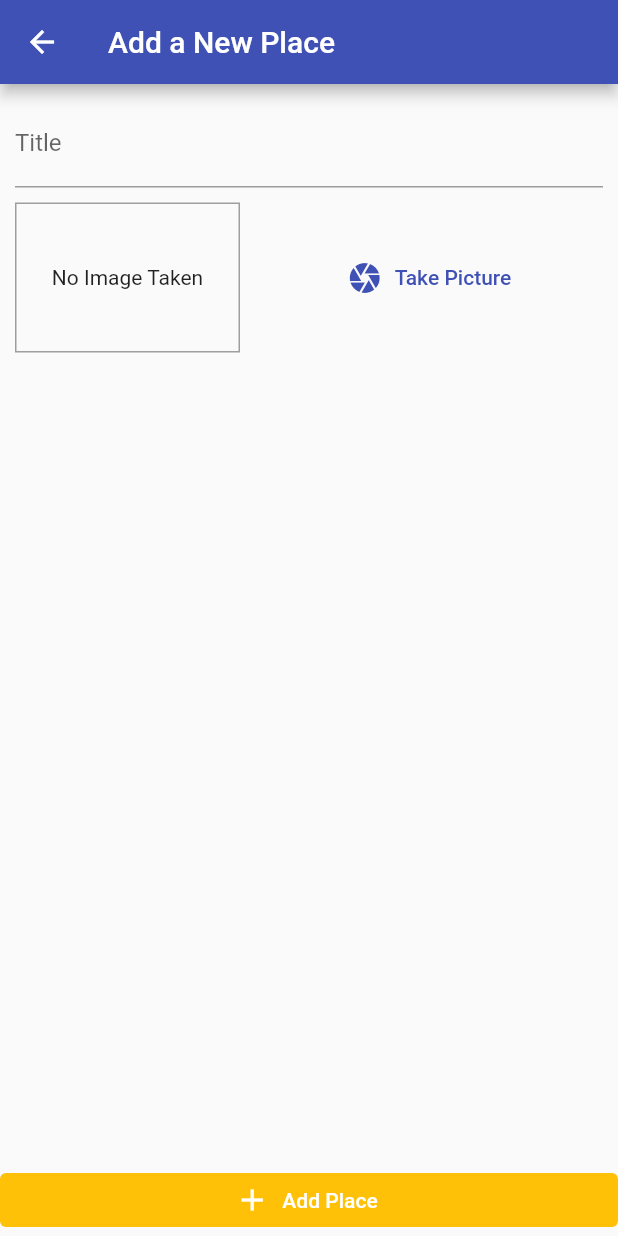
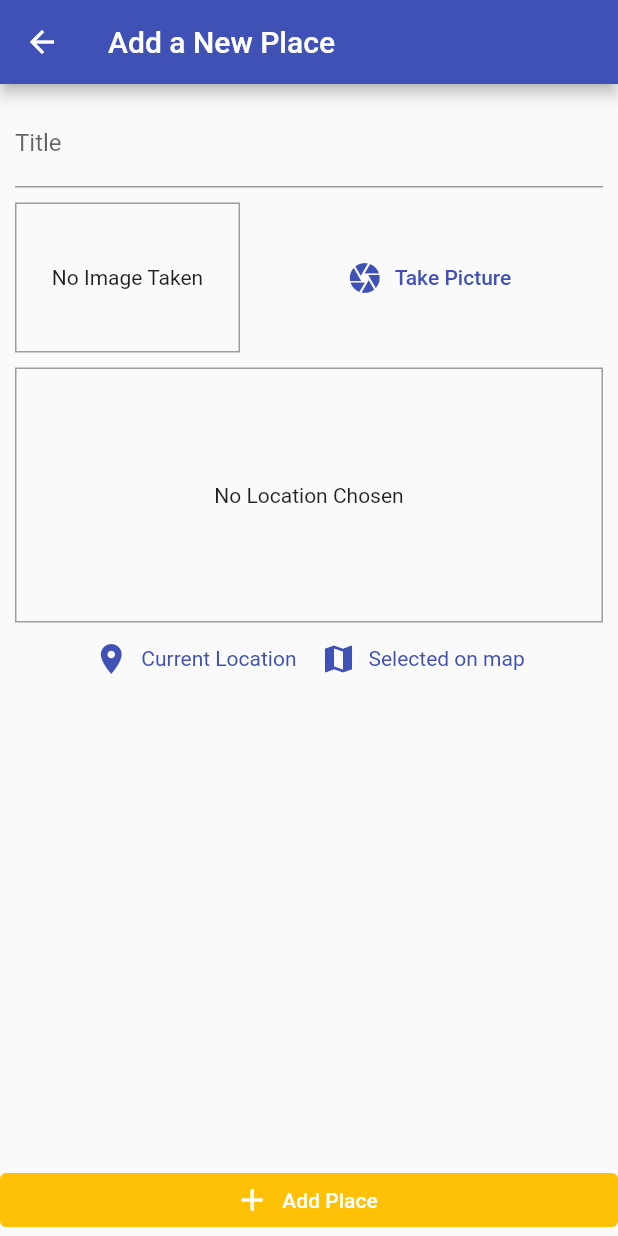
Before and after one commit to minhphan46/great_places, a Flutter app: the screen it shows after launch, after a tap on the "add" icon, on a phone screen of 412 x 824 dp. Run offline on Flutter 3.47's test engine with Material 2 defaults, Android fonts, the phone set to English and light mode, and no system bars; our stand-ins replace device_preview, flutter_map, image_picker, latlong2, location, sqflite; accounts and stored records are empty.

Commit message:
update map

```diff
--- a/lib/app/helpers/db_helper.dart
+++ b/lib/app/helpers/db_helper.dart
@@ -4,6 +4,8 @@ import 'package:sqflite/sql.dart';
 import 'package:sqflite/sqlite_api.dart';
 
 class DBHelper {
+  static const String nameDB = 'user_places';
+
   static Future<Database> database() async {
     // duong dan luu csdl
     final dbPath = await sql.getDatabasesPath();
@@ -20,7 +22,7 @@ class DBHelper {
   }
 
   static Future<void> insert(String table, Map<String, Object> data) async {
-    final db = await DBHelper.database();
+    final db = await database();
     // insert data to database
     await db.insert(
       table,
@@ -30,7 +32,7 @@ class DBHelper {
   }
 
   static Future<List<Map<String, dynamic>>> getData(String table) async {
-    final db = await DBHelper.database();
+    final db = await database();
     // query
     return db.query(table);
   }
--- /dev/null
+++ b/lib/app/helpers/location_helper.dart
@@ -0,0 +1,10 @@
+const API_KEY =
+    'pk.eyJ1Ijoibm5oYW8yMDAzIiwiYSI6ImNsYW5wMWFuYjA4azYzdm52bHE2ZTJpcWIifQ.AeFt6dL_vbcZgROieATpfg';
+
+class LocationHelper {
+  static String generateLocationPreviewImage(
+      {required double latitude, required double longitude}) {
+    //return "https://api.mapbox.com/styles/v1/mapbox/light-v11/static/pin-s-l+000($longitude,$latitude)/$longitude,$latitude/600x300?access_token=$API_KEY";
+    return 'https://api.mapbox.com/styles/v1/mapbox/streets-v11/static/pin-l($longitude,$latitude)/$longitude,$latitude,14.25,0,0/600x300?access_token=$API_KEY';
+  }
+}
--- a/lib/app/screens/add_play_screen.dart
+++ b/lib/app/screens/add_play_screen.dart
@@ -2,6 +2,7 @@ import 'dart:io';
 
 import 'package:flutter/material.dart';
 import 'package:great_places/app/widgets/image_input.dart';
+import 'package:great_places/app/widgets/location_input.dart';
 import 'package:great_places/providers/great_places.dart';
 import 'package:provider/provider.dart';
 
@@ -51,6 +52,8 @@ class _AddPlayScreenState extends State<AddPlayScreen> {
                     ),
                     SizedBox(height: 10),
                     ImageInput(_seleteImage),
+                    SizedBox(height: 10),
+                    LocationInput(),
                   ],
                 ),
               ),
--- a/lib/app/screens/places_list_screen.dart
+++ b/lib/app/screens/places_list_screen.dart
@@ -20,7 +20,15 @@ class PlacesListScreen extends StatelessWidget {
           ),
         ],
       ),
-      body: Consumer<GreatPlaces>(
+      body: FutureBuilder(
+        future: Provider.of<GreatPlaces>(context, listen: false)
+            .fetchAndSetPlaces(),
+        builder: (context, snapshot) => snapshot.connectionState ==
+                ConnectionState.waiting
+            ? Center(
+                child: CircularProgressIndicator(),
+              )
+            : Consumer<GreatPlaces>(
                 child: const Center(
                   child: Text("Got no places yet, start adding some!"),
                 ),
@@ -42,6 +50,7 @@ class PlacesListScreen extends StatelessWidget {
                   );
                 },
               ),
+      ),
     );
   }
 }
--- a/lib/app/widgets/image_input.dart
+++ b/lib/app/widgets/image_input.dart
@@ -24,12 +24,12 @@ class _ImageIputState extends State<ImageInput> {
     if (imageFile == null) return;
 
     setState(() {
-      _storeImage = File(imageFile!.path);
+      _storeImage = File(imageFile.path);
     });
 
     // store file in local system
     final appDir = await syspaths.getApplicationDocumentsDirectory();
-    final fileName = path.basename(imageFile!.path);
+    final fileName = path.basename(imageFile.path);
     final saveImage = await _storeImage?.copy('${appDir.path}/$fileName');
 
     widget.onSelectImage(saveImage);
--- /dev/null
+++ b/lib/app/widgets/location_input.dart
@@ -0,0 +1,68 @@
+import 'package:flutter/material.dart';
+import 'package:great_places/app/helpers/location_helper.dart';
+import 'package:location/location.dart';
+
+class LocationInput extends StatefulWidget {
+  const LocationInput({super.key});
+
+  @override
+  State<LocationInput> createState() => _LocationInputState();
+}
+
+class _LocationInputState extends State<LocationInput> {
+  String? _previewImageUrl;
+
+  Future<void> _getCurrentUserLocation() async {
+    final localData = await Location().getLocation();
+    final staticMapImageUrl = LocationHelper.generateLocationPreviewImage(
+      latitude: localData.latitude!,
+      longitude: localData.longitude!,
+    );
+    setState(() {
+      _previewImageUrl = staticMapImageUrl;
+    });
+  }
+
+  @override
+  Widget build(BuildContext context) {
+    return Column(
+      children: [
+        Container(
+          height: 170,
+          width: double.infinity,
+          alignment: Alignment.center,
+          decoration:
+              BoxDecoration(border: Border.all(width: 1, color: Colors.grey)),
+          child: _previewImageUrl == null
+              ? Text('No Location Chosen', textAlign: TextAlign.center)
+              : Image.network(
+                  _previewImageUrl!,
+                  fit: BoxFit.cover,
+                  width: double.infinity,
+                ),
+        ),
+        Row(
+          mainAxisAlignment: MainAxisAlignment.center,
+          children: [
+            TextButton.icon(
+              onPressed: _getCurrentUserLocation,
+              icon: Icon(Icons.location_on),
+              label: Text("Current Location"),
+              style: TextButton.styleFrom(
+                textStyle: TextStyle(color: Theme.of(context).primaryColor),
+              ),
+            ),
+            TextButton.icon(
+              onPressed: () {},
+              icon: Icon(Icons.map),
+              label: Text("Selected on map"),
+              style: TextButton.styleFrom(
+                textStyle: TextStyle(color: Theme.of(context).primaryColor),
+              ),
+            ),
+          ],
+        )
+      ],
+    );
+  }
+}
--- a/lib/models/place.dart
+++ b/lib/models/place.dart
@@ -5,7 +5,7 @@ class PlaceLocation {
   final double longitude; // kinh do
   final String? address;
 
-  PlaceLocation({
+  const PlaceLocation({
     required this.latitude,
     required this.longitude,
     this.address,
--- a/lib/providers/great_places.dart
+++ b/lib/providers/great_places.dart
@@ -20,11 +20,31 @@ class GreatPlaces with ChangeNotifier {
     );
 
     _items.add(newPlace);
+    // update data
     notifyListeners();
-    DBHelper.insert('places', {
+    // insert
+    DBHelper.insert(DBHelper.nameDB, {
       'id': newPlace.id,
       'title': newPlace.title,
-      'image': newPlace.image,
+      'image': newPlace.image.path,
     });
   }
+
+  Future<void> fetchAndSetPlaces() async {
+    // get data
+    final dataList = await DBHelper.getData(DBHelper.nameDB);
+    // convert map to place
+    _items = dataList
+        .map(
+          (item) => Place(
+            id: item['id'],
+            title: item["title"],
+            image: File(item["image"]),
+            location: null,
+          ),
+        )
+        .toList();
+    // update data
+    notifyListeners();
+  }
 }
--- a/pubspec.yaml
+++ b/pubspec.yaml
@@ -41,6 +41,9 @@ dependencies:
   path: ^1.8.2
   sqflite: ^2.2.4+1
   device_preview: ^1.1.0
+  location: ^4.4.0
+  flutter_map: ^3.1.0
+  latlong2: ^0.8.1
 
 dev_dependencies:
   flutter_test:
```
Also changed, not shown: lib/app/screens/map_screen.dart (added, +90 -0 lines), pubspec.lock, 2 other files. Lines whose indentation alone changed are shown as unchanged.
